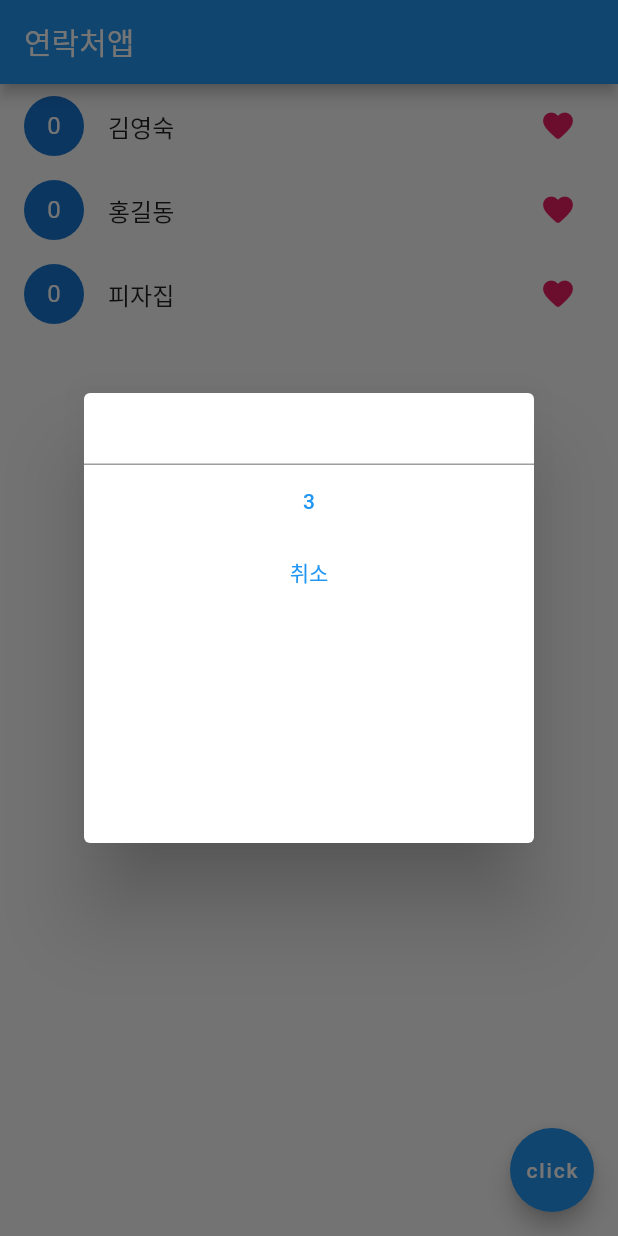
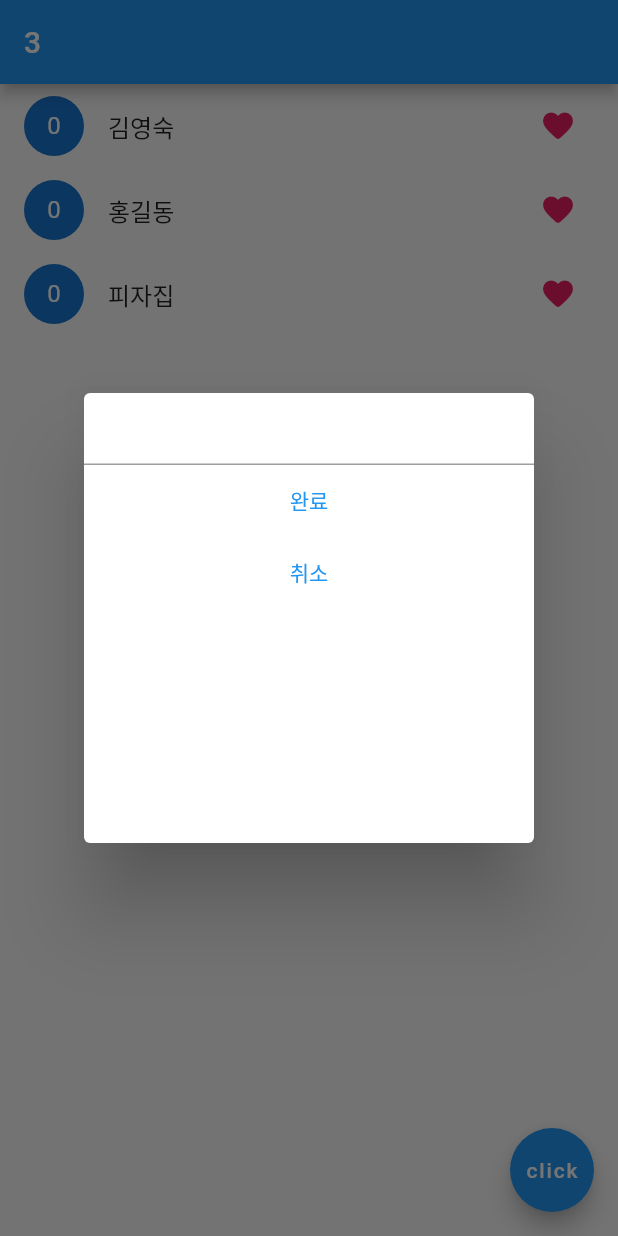
Before and after one commit to Sophia9156/flutter-contact, a Flutter app: the screen it shows after launch, after a tap on "click", on a phone screen of 412 x 824 dp. Run offline on Flutter 3.47's test engine with Material 2 defaults, Android fonts, the phone set to English and light mode, and no system bars.

Commit message:
feat: 자식 state 수정하기

```diff
--- a/lib/main.dart
+++ b/lib/main.dart
@@ -12,9 +12,15 @@ class MyApp extends StatefulWidget {
 }
 
 class _MyAppState extends State<MyApp> {
-  var a = 3;
+  var total = 3;
   var likes = [0, 0, 0];
   var name = ["김영숙", "홍길동", "피자집"];
+
+  addOne() {
+    setState(() {
+      total++;
+    });
+  }
 
   @override
   Widget build(BuildContext context) {
@@ -27,13 +33,13 @@ class _MyAppState extends State<MyApp> {
             showDialog(
                 context: context,
                 builder: (context) {
-                  return DialogUI(state: a);
+                  return DialogUI(addOne: addOne);
                 });
           },
         );
       }),
       appBar: AppBar(
-        title: Text("연락처앱"),
+        title: Text(total.toString()),
       ),
       bottomNavigationBar: BottomAppBar(),
       body: ListView.builder(
@@ -60,8 +66,9 @@ class _MyAppState extends State<MyApp> {
 }
 
 class DialogUI extends StatelessWidget {
-  const DialogUI({super.key, this.state});
-  final state;
+  DialogUI({super.key, this.addOne});
+  final addOne;
+  var inputData = TextEditingController();
 
   @override
   Widget build(BuildContext context) {
@@ -71,8 +78,14 @@ class DialogUI extends StatelessWidget {
           height: 300,
           child: Column(
             children: [
-              TextField(),
-              TextButton(onPressed: () {}, child: Text(state.toString())),
+              TextField(
+                controller: inputData,
+              ),
+              TextButton(
+                  onPressed: () {
+                    addOne();
+                  },
+                  child: Text("완료")),
               TextButton(
                   onPressed: () {
                     Navigator.pop(context);
```
